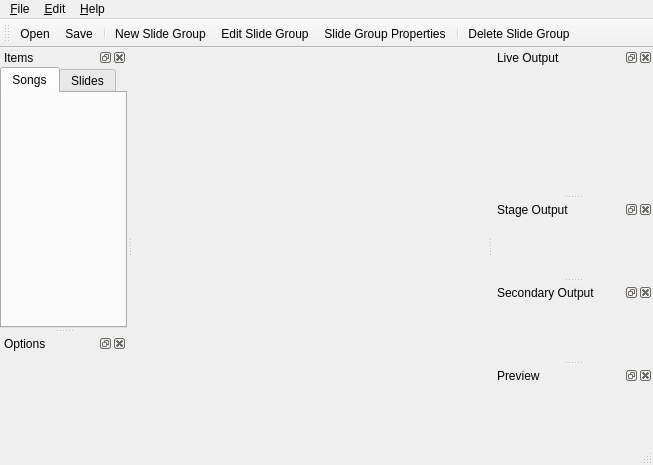
Above: src/mainwindow.ui from google-code-export/dviz before the change. Below: the same form after it.
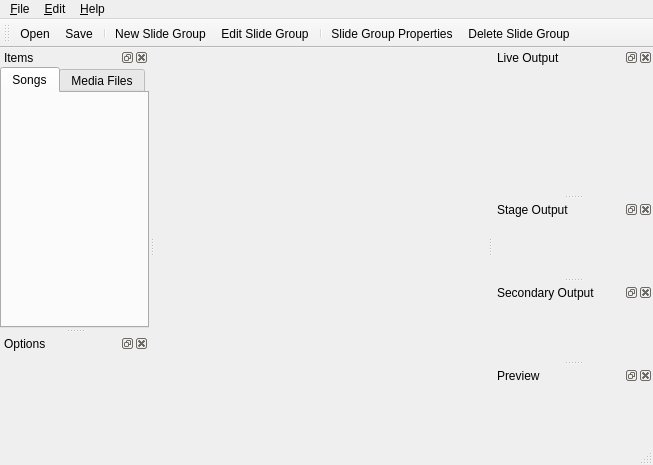
That is the form after the change.

```diff
--- a/src/mainwindow.ui
+++ b/src/mainwindow.ui
@@ -89,7 +89,7 @@
        </widget>
        <widget class="QWidget" name="tabSlides">
         <attribute name="title">
-         <string>Slides</string>
+         <string>Media Files</string>
         </attribute>
        </widget>
       </widget>
@@ -163,8 +163,8 @@
    <addaction name="separator"/>
    <addaction name="actionNew_Slide_Group"/>
    <addaction name="actionEdit_Slide_Group"/>
+   <addaction name="separator"/>
    <addaction name="actionSlide_Group_Properties"/>
-   <addaction name="separator"/>
    <addaction name="actionDelete_Slide_Group"/>
   </widget>
   <action name="actionOpen">
```
Left out of the diff: 2 changed lines with no effect on the pictures.
